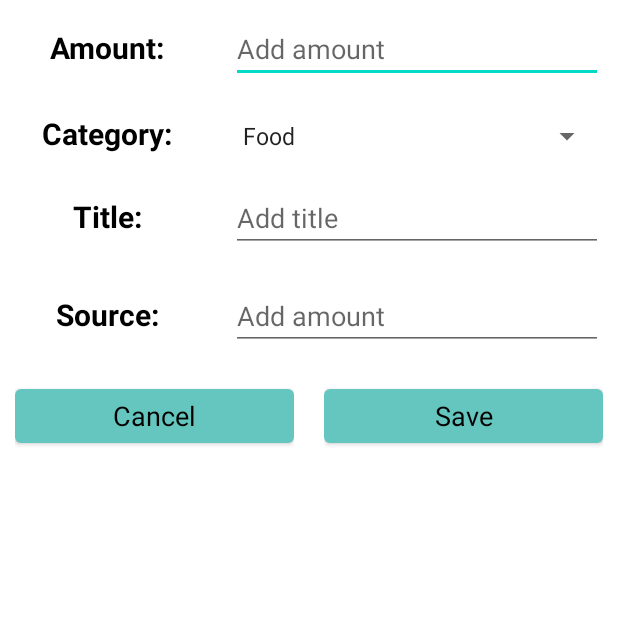
After one commit to Nabilatasnia/NinjaMoneyFinal, an Android app: the Input screen opened directly, with no data from a screen before it, on a phone screen of 412 x 824 dp, the top half of it. The commit adds this screen. Run offline under Robolectric (Android 15) with nearby library versions, the phone set to English and light mode, and no system bars.

Commit message:
nabilar bhul thik kore disi

```diff
--- a/app/src/main/AndroidManifest.xml
+++ b/app/src/main/AndroidManifest.xml
@@ -9,7 +9,8 @@
         android:roundIcon="@mipmap/ic_launcher_round"
         android:supportsRtl="true"
         android:theme="@style/Theme.NinjaMoney">
-        <activity android:name=".ResetPassword"></activity>
+        <activity android:name=".Input"></activity>
+        <activity android:name=".ResetPassword" />
         <activity android:name=".Registration" />
         <activity android:name=".Login" />
         <activity android:name=".Donate" />
--- /dev/null
+++ b/app/src/main/java/com/example/ninjamoney/Input.java
@@ -0,0 +1,43 @@
+package com.example.ninjamoney;
+
+import androidx.appcompat.app.AppCompatActivity;
+
+import android.os.Bundle;
+import android.widget.ArrayAdapter;
+import android.widget.Button;
+import android.widget.EditText;
+import android.widget.Spinner;
+
+public class Input extends AppCompatActivity {
+
+    private EditText amount;
+    private EditText title;
+    private EditText source;
+    private Spinner category;
+    private Button cancel;
+    private Button save;
+
+    @Override
+    protected void onCreate(Bundle savedInstanceState) {
+        super.onCreate(savedInstanceState);
+        setContentView(R.layout.activity_input);
+        setup();
+        Spinner();
+    }
+
+    private void setup(){
+        amount = findViewById(R.id.amount);
+        title = findViewById(R.id.title);
+        source = findViewById(R.id.source);
+        category = findViewById(R.id.spinner);
+        cancel = findViewById(R.id.button_cancel);
+        save = findViewById(R.id.button_save);
+    }
+    private void Spinner(){
+        Spinner spinner = (Spinner) findViewById(R.id.spinner);
+        ArrayAdapter<CharSequence> adapter = ArrayAdapter.createFromResource(this,
+                R.array.category_array, android.R.layout.simple_spinner_item);
+        adapter.setDropDownViewResource(android.R.layout.simple_spinner_dropdown_item);
+        spinner.setAdapter(adapter);
+    }
+}
--- a/app/src/main/java/com/example/ninjamoney/Login.java
+++ b/app/src/main/java/com/example/ninjamoney/Login.java
@@ -49,9 +49,9 @@ public class Login extends AppCompatActivity implements View.OnClickListener {
                 String email = mEmail.getText().toString().trim();
                 String pass = mPass.getText().toString().trim();
 
+
                 if(TextUtils.isEmpty(email)){
                     mEmail.setError("Email Required");
-                    return;
                 }
                 if(TextUtils.isEmpty(pass)){
                     mPass.setError("Password Required");
--- a/app/src/main/java/com/example/ninjamoney/MainActivity.java
+++ b/app/src/main/java/com/example/ninjamoney/MainActivity.java
@@ -23,8 +23,8 @@ public class MainActivity extends AppCompatActivity implements View.OnClickListe
         setContentView(R.layout.activity_main);
         setup();
 
-        Intent intentInc = new Intent(this, Login.class);
-        startActivity(intentInc);
+        //Intent intentInc = new Intent(this, Login.class);
+        //startActivity(intentInc);
     }
 
     private void setup(){
@@ -52,7 +52,7 @@ public class MainActivity extends AppCompatActivity implements View.OnClickListe
     private void open(View v) {
         switch (v.getId()){
             case R.id.income:
-                Intent intentInc = new Intent(this, Income.class);
+                Intent intentInc = new Intent(this, Input.class);
                 startActivity(intentInc);
                 break;
             case R.id.expense:
--- a/app/src/main/java/com/example/ninjamoney/Registration.java
+++ b/app/src/main/java/com/example/ninjamoney/Registration.java
@@ -58,7 +58,6 @@ public class Registration extends AppCompatActivity implements View.OnClickListe
 
                 if(TextUtils.isEmpty(email)){
                     mEmail.setError("Email Required");
-                    return;
                 }
                 if(TextUtils.isEmpty(pass)){
                     mPass.setError("Password Required");
--- /dev/null
+++ b/app/src/main/res/layout/activity_input.xml
@@ -0,0 +1,208 @@
+<?xml version="1.0" encoding="utf-8"?>
+
+<LinearLayout xmlns:android="http://schemas.android.com/apk/res/android"
+    xmlns:app="http://schemas.android.com/apk/res-auto"
+    android:layout_width="match_parent"
+    android:layout_height="match_parent"
+    xmlns:tools="http://schemas.android.com/tools"
+    android:orientation="vertical">
+
+<LinearLayout
+android:layout_width="match_parent"
+android:layout_height="wrap_content"
+android:orientation="horizontal">
+<RelativeLayout
+    android:layout_width="0dp"
+    android:layout_weight="1"
+    android:layout_height="wrap_content"
+    android:layout_margin="10dp"
+    android:gravity="center">
+
+    <TextView
+        android:layout_width="wrap_content"
+        android:layout_height="wrap_content"
+        android:textStyle="bold"
+        android:textSize="20sp"
+        android:textColor="@color/black"
+        android:text="Amount:"
+
+        />
+</RelativeLayout>
+<RelativeLayout
+    android:layout_width="0dp"
+    android:layout_weight="2"
+    android:layout_height="wrap_content"
+    android:layout_margin="10dp"
+    >
+
+    <EditText
+        android:layout_width="match_parent"
+        android:layout_height="wrap_content"
+        android:id="@+id/amount"
+        android:hint="Add amount"
+        android:textColor="@color/black"
+        android:inputType="number"
+        />
+</RelativeLayout>
+
+</LinearLayout>
+<LinearLayout
+android:layout_width="match_parent"
+android:layout_height="wrap_content"
+android:orientation="horizontal">
+<RelativeLayout
+    android:layout_width="0dp"
+    android:layout_weight="1"
+    android:layout_height="wrap_content"
+    android:layout_margin="10dp"
+    android:gravity="center">
+
+    <TextView
+        android:layout_width="wrap_content"
+        android:layout_height="wrap_content"
+        android:text="Category:"
+        android:textSize="20dp"
+        android:textColor="@color/black"
+        android:textStyle="bold"
+
+        />
+</RelativeLayout>
+<RelativeLayout
+    android:layout_width="0dp"
+    android:layout_weight="2"
+    android:layout_height="wrap_content"
+    android:layout_margin="10dp"
+    >
+
+
+    <Spinner
+        android:id="@+id/spinner"
+        android:layout_width="match_parent"
+        android:layout_height="wrap_content"
+        android:spinnerMode="dropdown" />
+</RelativeLayout>
+
+</LinearLayout>
+<LinearLayout
+android:layout_width="match_parent"
+android:layout_height="wrap_content"
+android:orientation="horizontal">
+<RelativeLayout
+    android:layout_width="0dp"
+    android:layout_weight="1"
+    android:layout_height="wrap_content"
+    android:layout_margin="10dp"
+    android:gravity="center">
+
+    <TextView
+        android:layout_width="wrap_content"
+        android:layout_height="wrap_content"
+        android:text="Title:"
+        android:textSize="20dp"
+        android:textStyle="bold"
+        android:textColor="@color/black"
+        />
+</RelativeLayout>
+<RelativeLayout
+    android:layout_width="0dp"
+    android:layout_weight="2"
+    android:layout_height="wrap_content"
+    android:layout_margin="10dp"
+    >
+
+    <EditText
+        android:layout_width="match_parent"
+        android:layout_height="wrap_content"
+        android:id="@+id/title"
+        android:hint="Add title"
+        android:textColor="@color/black"
+        />
+</RelativeLayout>
+
+</LinearLayout>
+<LinearLayout
+android:layout_width="match_parent"
+android:layout_height="wrap_content"
+android:orientation="horizontal">
+<RelativeLayout
+    android:layout_width="0dp"
+    android:layout_weight="1"
+    android:layout_height="wrap_content"
+    android:layout_margin="10dp"
+    android:gravity="center">
+
+    <TextView
+        android:layout_width="wrap_content"
+        android:layout_height="wrap_content"
+        android:text="Source:"
+        android:textSize="20dp"
+        android:textColor="@color/black"
+        android:textStyle="bold"
+
+        />
+</RelativeLayout>
+<RelativeLayout
+    android:layout_width="0dp"
+    android:layout_weight="2"
+    android:layout_height="wrap_content"
+    android:layout_margin="10dp"
+    >
+
+    <EditText
+        android:layout_width="match_parent"
+        android:layout_height="wrap_content"
+        android:id="@+id/source"
+        android:hint="Add amount"
+        android:textColor="@color/black"
+        />
+</RelativeLayout>
+
+</LinearLayout>
+<LinearLayout
+android:layout_width="match_parent"
+android:layout_height="wrap_content"
+android:orientation="horizontal">
+<RelativeLayout
+    android:layout_width="0dp"
+    android:layout_weight="1"
+    android:layout_height="wrap_content"
+    android:layout_margin="10dp"
+    android:gravity="center">
+
+    <Button
+        android:id="@+id/button_cancel"
+        android:layout_width="match_parent"
+        android:layout_height="wrap_content"
+        android:text="Cancel"
+        android:textAppearance="@style/TextAppearance.AppCompat.Medium"
+        android:textColor="@color/black"
+        app:backgroundTint="#64C6BE" />
+
+</RelativeLayout>
+<RelativeLayout
+    android:layout_width="0dp"
+    android:layout_weight="1"
+    android:layout_height="wrap_content"
+    android:layout_margin="10dp"
+    >
+
+    <Button
+        android:id="@+id/button_save"
+        android:layout_width="match_parent"
+        android:layout_height="wrap_content"
+        android:textAppearance="@style/TextAppearance.AppCompat.Medium"
+        android:layout_alignParentRight="true"
+        android:text="Save"
+        android:textColor="@color/black"
+        app:backgroundTint="#64C6BE" />
+
+</RelativeLayout>
+
+
+</LinearLayout>
+
+
+
+
+
+    </LinearLayout>
--- a/app/src/main/res/layout/activity_registration.xml
+++ b/app/src/main/res/layout/activity_registration.xml
@@ -49,7 +49,7 @@
                 android:layout_width="match_parent"
                 android:layout_height="wrap_content"
                 android:gravity="center"
-                android:text="Account already exists"
+                android:text="Already have an account? Login here"
                 android:padding="5dp"
                 android:id="@+id/signin"/>
 
--- a/app/src/main/res/values/strings.xml
+++ b/app/src/main/res/values/strings.xml
@@ -12,5 +12,13 @@
                <item>Neptune</item>
            </string-array>
            -->
+    <string-array name="category_array">
+        <item>Food</item>
+        <item>Clothes</item>
+        <item>Rent</item>
+        <item>Education</item>
+        <item>Treatment</item>
+
+    </string-array>
 
 </resources>
```
Also changed, not shown: app/src/main/java/com/example/ninjamoney/customInputLayout.java (deleted, +0 -27 lines), app/src/main/res/layout/activity_custom_input_layout.xml (deleted, +0 -221 lines).
